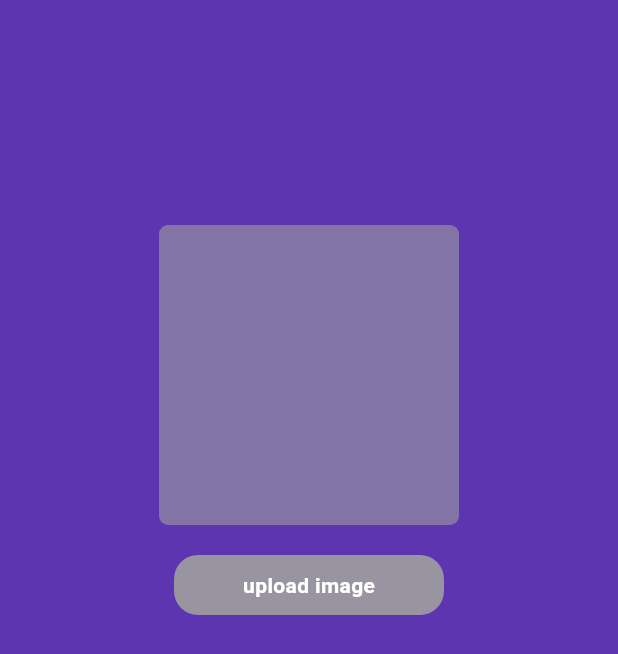
After one commit to He9sham/strong-logic, a Flutter app: the UploadImage screen opened directly, after a tap on "upload image", on a phone screen of 412 x 824 dp. The commit adds this screen. Shown: the top 654 px of the screen. Run offline on Flutter 3.47's test engine with Material 3 defaults, Android fonts, the light colour scheme and no system bars; our stand-ins replace image_picker.

Commit message:
Update dependencies and add file selector plugins for cross-platform support; include image picker in pubspec.yaml and adjust Android NDK version.

```diff
--- a/lib/root.dart
+++ b/lib/root.dart
@@ -3,6 +3,7 @@ import 'package:strong_logic/screens/multi_image.dart';
 import 'package:strong_logic/screens/multi_selection.dart';
 import 'package:strong_logic/screens/single_selection.dart';
 import 'package:strong_logic/screens/toggle.dart';
+import 'package:strong_logic/screens/upload_image.dart';
 
 class Root extends StatefulWidget {
   const Root({super.key});
@@ -18,6 +19,7 @@ class _RootState extends State<Root> {
     SingleSelection(),
     MultiImage(),
     MultiSelection(),
+    UploadImage(),
   ];
   int pageIndex = 0;
   @override
--- /dev/null
+++ b/lib/screens/upload_image.dart
@@ -0,0 +1,100 @@
+import 'dart:io';
+
+import 'package:flutter/material.dart';
+import 'package:image_picker/image_picker.dart';
+
+class UploadImage extends StatefulWidget {
+  const UploadImage({super.key});
+
+  @override
+  State<UploadImage> createState() => _UploadImageState();
+}
+
+class _UploadImageState extends State<UploadImage> {
+  XFile? selectedImage;
+
+  Future<void> uploadImage() async {
+    final pickedImage = await ImagePicker().pickImage(
+      source: ImageSource.gallery,
+    );
+
+    setState(() {
+      selectedImage = pickedImage;
+    });
+  }
+
+  @override
+  Widget build(BuildContext context) {
+    return Scaffold(
+      backgroundColor: Colors.deepPurple.shade600,
+      body: Column(
+        children: [
+          SizedBox(height: 150),
+          // show selected image
+          Center(
+            child: Container(
+              height: 200,
+              width: 200,
+              decoration: BoxDecoration(
+                borderRadius: BorderRadius.circular(6),
+                color: Colors.grey.withValues(alpha: 0.6),
+              ),
+              child: selectedImage == null
+                  ? SizedBox.shrink()
+                  : Image.file(File(selectedImage!.path)),
+            ),
+          ),
+          SizedBox(height: 20),
+          // selected image from gallery
+          GestureDetector(
+            onTap: uploadImage,
+            child: Container(
+              height: 40,
+              width: 180,
+              decoration: BoxDecoration(
+                borderRadius: BorderRadius.circular(16),
+                color: Colors.grey.withValues(alpha: 0.9),
+              ),
+              child: Center(
+                child: Text(
+                  selectedImage == null ? 'upload image' : 'change Image',
+                  style: TextStyle(
+                    color: Colors.white,
+                    fontWeight: FontWeight.bold,
+                  ),
+                ),
+              ),
+            ),
+          ),
+          SizedBox(height: 15),
+          // remove image
+          if (selectedImage != null)
+            GestureDetector(
+              onTap: () {
+                setState(() {
+                  selectedImage = null;
+                });
+              },
+              child: Container(
+                height: 40,
+                width: 180,
+                decoration: BoxDecoration(
+                  borderRadius: BorderRadius.circular(16),
+                  color: Colors.red.withValues(alpha: 0.9),
+                ),
+                child: Center(
+                  child: Text(
+                    'remove image',
+                    style: TextStyle(
+                      color: Colors.white,
+                      fontWeight: FontWeight.bold,
+                    ),
+                  ),
+                ),
+              ),
+            ),
+        ],
+      ),
+    );
+  }
+}
--- a/pubspec.yaml
+++ b/pubspec.yaml
@@ -34,6 +34,7 @@ dependencies:
   # The following adds the Cupertino Icons font to your application.
   # Use with the CupertinoIcons class for iOS style icons.
   cupertino_icons: ^1.0.8
+  image_picker: ^1.1.2
 
 dev_dependencies:
   flutter_test:
```
Also changed, not shown: pubspec.lock, 6 other files.
